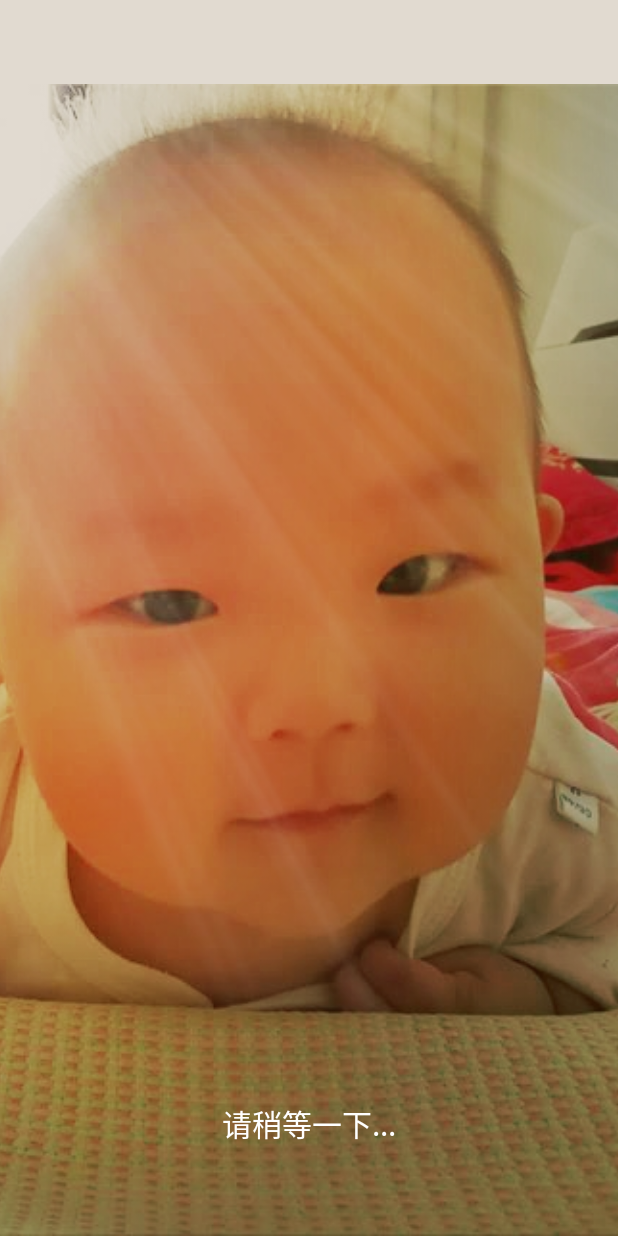
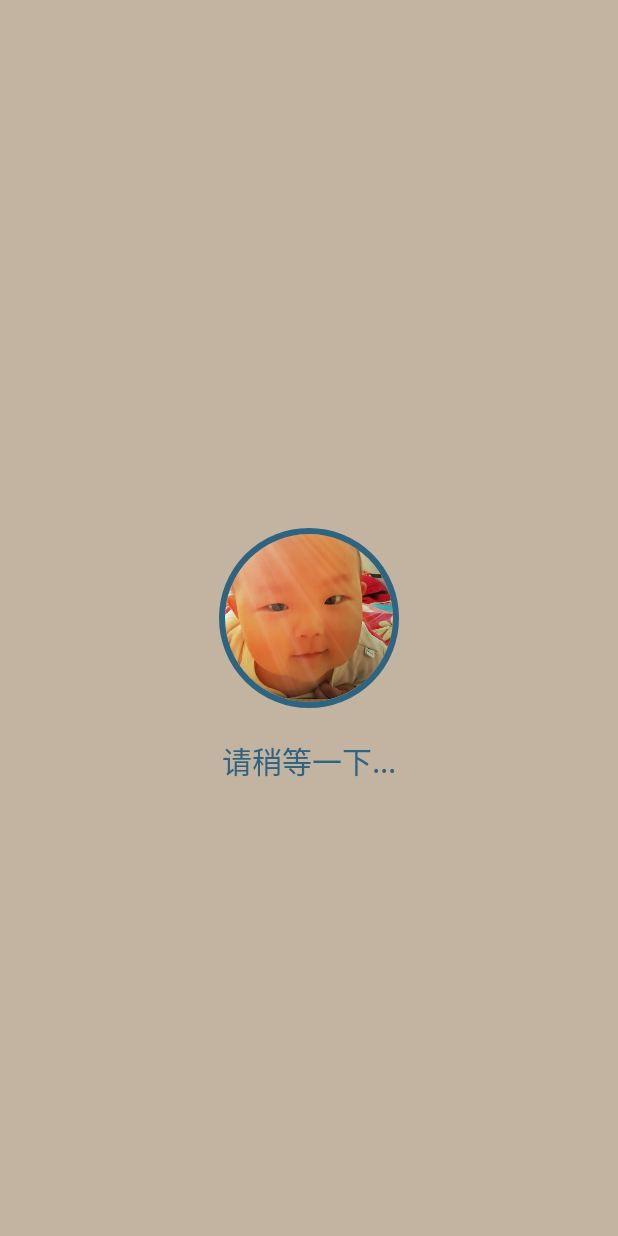
Before and after one commit to wujiankun/jweather, an Android app: the layout app_loading_layout.xml on its own in the app's theme, with its tools: preview values and no code run, on a phone screen of 412 x 824 dp. Run offline under Robolectric (Android 15) with nearby library versions, the phone set to English and light mode, and no system bars.

Commit message:
第二版的优化

```diff
--- /dev/null
+++ b/app/src/main/java/com/wjk/jweather/view/CircleImageView.java
@@ -0,0 +1,239 @@
+package com.wjk.jweather.view;
+
+import android.content.Context;
+import android.content.res.TypedArray;
+import android.graphics.Bitmap;
+import android.graphics.BitmapShader;
+import android.graphics.Canvas;
+import android.graphics.Color;
+import android.graphics.Matrix;
+import android.graphics.Paint;
+import android.graphics.RectF;
+import android.graphics.Shader;
+import android.graphics.drawable.BitmapDrawable;
+import android.graphics.drawable.ColorDrawable;
+import android.graphics.drawable.Drawable;
+import android.util.AttributeSet;
+import android.widget.ImageView;
+
+import com.wjk.jweather.R;
+
+/**
+ * Created by wujiankun on 2017/12/4.
+ * 圆形imageView
+ */
+
+public class CircleImageView extends ImageView {
+    private static final ImageView.ScaleType SCALE_TYPE = ScaleType.CENTER_CROP;
+
+    private static final Bitmap.Config BITMAP_CONFIG = Bitmap.Config.ARGB_8888;
+    private static final int COLORDRAWABLE_DIMENSION = 1;
+
+    private static final int DEFAULT_BORDER_WIDTH = 0;
+    private static final int DEFAULT_BORDER_COLOR = Color.BLACK;
+
+    private final RectF mDrawableRect = new RectF();
+    private final RectF mBorderRect = new RectF();
+
+    private final Matrix mShaderMatrix = new Matrix();
+    private final Paint mBitmapPaint = new Paint();
+    private final Paint mBorderPaint = new Paint();
+
+    private int mBorderColor = DEFAULT_BORDER_COLOR;
+    private int mBorderWidth = DEFAULT_BORDER_WIDTH;
+
+    private Bitmap mBitmap;
+    private BitmapShader mBitmapShader;
+    private int mBitmapWidth;
+    private int mBitmapHeight;
+
+    private float mDrawableRadius;
+    private float mBorderRadius;
+
+    private boolean mReady;
+    private boolean mSetupPending;
+
+    public CircleImageView(Context context) {
+        super(context);
+    }
+
+    public CircleImageView(Context context, AttributeSet attrs) {
+        this(context, attrs, 0);
+    }
+
+    public CircleImageView(Context context, AttributeSet attrs, int defStyle) {
+        super(context, attrs, defStyle);
+        super.setScaleType(SCALE_TYPE);
+
+        TypedArray a = context.obtainStyledAttributes(attrs, R.styleable.CircleImageView, defStyle, 0);
+
+        mBorderWidth = a.getDimensionPixelSize(R.styleable.CircleImageView_border_width, DEFAULT_BORDER_WIDTH);
+        mBorderColor = a.getColor(R.styleable.CircleImageView_border_color, DEFAULT_BORDER_COLOR);
+
+        a.recycle();
+
+        mReady = true;
+
+        if (mSetupPending) {
+            setup();
+            mSetupPending = false;
+        }
+    }
+
+    @Override
+    public ScaleType getScaleType() {
+        return SCALE_TYPE;
+    }
+
+    @Override
+    public void setScaleType(ScaleType scaleType) {
+        if (scaleType != SCALE_TYPE) {
+            throw new IllegalArgumentException(String.format("ScaleType %s not supported.", scaleType));
+        }
+    }
+
+    @Override
+    protected void onDraw(Canvas canvas) {
+        if (getDrawable() == null) {
+            return;
+        }
+
+        canvas.drawCircle(getWidth() / 2, getHeight() / 2, mDrawableRadius, mBitmapPaint);
+        canvas.drawCircle(getWidth() / 2, getHeight() / 2, mBorderRadius, mBorderPaint);
+    }
+
+    @Override
+    protected void onSizeChanged(int w, int h, int oldw, int oldh) {
+        super.onSizeChanged(w, h, oldw, oldh);
+        setup();
+    }
+
+    public int getBorderColor() {
+        return mBorderColor;
+    }
+
+    public void setBorderColor(int borderColor) {
+        if (borderColor == mBorderColor) {
+            return;
+        }
+
+        mBorderColor = borderColor;
+        mBorderPaint.setColor(mBorderColor);
+        invalidate();
+    }
+
+    public int getBorderWidth() {
+        return mBorderWidth;
+    }
+
+    public void setBorderWidth(int borderWidth) {
+        if (borderWidth == mBorderWidth) {
+            return;
+        }
+
+        mBorderWidth = borderWidth;
+        setup();
+    }
+
+    @Override
+    public void setImageBitmap(Bitmap bm) {
+        super.setImageBitmap(bm);
+        mBitmap = bm;
+        setup();
+    }
+
+    @Override
+    public void setImageDrawable(Drawable drawable) {
+        super.setImageDrawable(drawable);
+        mBitmap = getBitmapFromDrawable(drawable);
+        setup();
+    }
+
+    @Override
+    public void setImageResource(int resId) {
+        super.setImageResource(resId);
+        mBitmap = getBitmapFromDrawable(getDrawable());
+        setup();
+    }
+
+    private Bitmap getBitmapFromDrawable(Drawable drawable) {
+        if (drawable == null) {
+            return null;
+        }
+
+        if (drawable instanceof BitmapDrawable) {
+            return ((BitmapDrawable) drawable).getBitmap();
+        }
+
+        try {
+            Bitmap bitmap;
+
+            if (drawable instanceof ColorDrawable) {
+                bitmap = Bitmap.createBitmap(COLORDRAWABLE_DIMENSION, COLORDRAWABLE_DIMENSION, BITMAP_CONFIG);
+            } else {
+                bitmap = Bitmap.createBitmap(drawable.getIntrinsicWidth(), drawable.getIntrinsicHeight(), BITMAP_CONFIG);
+            }
+
+            Canvas canvas = new Canvas(bitmap);
+            drawable.setBounds(0, 0, canvas.getWidth(), canvas.getHeight());
+            drawable.draw(canvas);
+            return bitmap;
+        } catch (OutOfMemoryError e) {
+            return null;
+        }
+    }
+
+    private void setup() {
+        if (!mReady) {
+            mSetupPending = true;
+            return;
+        }
+
+        if (mBitmap == null) {
+            return;
+        }
+
+        mBitmapShader = new BitmapShader(mBitmap, Shader.TileMode.CLAMP, Shader.TileMode.CLAMP);
+
+        mBitmapPaint.setAntiAlias(true);
+        mBitmapPaint.setShader(mBitmapShader);
+
+        mBorderPaint.setStyle(Paint.Style.STROKE);
+        mBorderPaint.setAntiAlias(true);
+        mBorderPaint.setColor(mBorderColor);
+        mBorderPaint.setStrokeWidth(mBorderWidth);
+
+        mBitmapHeight = mBitmap.getHeight();
+        mBitmapWidth = mBitmap.getWidth();
+
+        mBorderRect.set(0, 0, getWidth(), getHeight());
+        mBorderRadius = Math.min((mBorderRect.height() - mBorderWidth) / 2, (mBorderRect.width() - mBorderWidth) / 2);
+
+        mDrawableRect.set(mBorderWidth, mBorderWidth, mBorderRect.width() - mBorderWidth, mBorderRect.height() - mBorderWidth);
+        mDrawableRadius = Math.min(mDrawableRect.height() / 2, mDrawableRect.width() / 2);
+
+        updateShaderMatrix();
+        invalidate();
+    }
+
+    private void updateShaderMatrix() {
+        float scale;
+        float dx = 0;
+        float dy = 0;
+
+        mShaderMatrix.set(null);
+
+        if (mBitmapWidth * mDrawableRect.height() > mDrawableRect.width() * mBitmapHeight) {
+            scale = mDrawableRect.height() / (float) mBitmapHeight;
+            dx = (mDrawableRect.width() - mBitmapWidth * scale) * 0.5f;
+        } else {
+            scale = mDrawableRect.width() / (float) mBitmapWidth;
+            dy = (mDrawableRect.height() - mBitmapHeight * scale) * 0.5f;
+        }
+
+        mShaderMatrix.setScale(scale, scale);
+        mShaderMatrix.postTranslate((int) (dx + 0.5f) + mBorderWidth, (int) (dy + 0.5f) + mBorderWidth);
+
+        mBitmapShader.setLocalMatrix(mShaderMatrix);
+    }
+}
--- a/app/src/main/java/com/wjk/jweather/view/LoadingView.java
+++ b/app/src/main/java/com/wjk/jweather/view/LoadingView.java
@@ -166,7 +166,7 @@ public class LoadingView extends RelativeLayout {
      * 隐藏
      */
     public void hide() {
-        setVisibility(GONE);
+        //setVisibility(GONE);
     }
 
     public void setNoDataHint(int resId) {
--- a/app/src/main/res/color/text_color_list_item.xml
+++ b/app/src/main/res/color/text_color_list_item.xml
@@ -1,5 +1,7 @@
 <?xml version="1.0" encoding="utf-8"?>
 <selector xmlns:android="http://schemas.android.com/apk/res/android">
+    <item android:state_selected="true" android:color="@color/colorAccent"/>
+    <item android:state_selected="false" android:color="@color/colorPrimary"/>
     <item android:state_pressed="false" android:color="@color/colorPrimary"/>
     <item android:state_pressed="true" android:color="@android:color/white"/>
 </selector>
--- a/app/src/main/res/layout/app_loading_layout.xml
+++ b/app/src/main/res/layout/app_loading_layout.xml
@@ -7,6 +7,7 @@
 
     <!-- 正在加载 -->
     <RelativeLayout
+        xmlns:app="http://schemas.android.com/apk/res-auto"
         android:id="@+id/loading_layout"
         android:layout_width="match_parent"
         android:layout_height="match_parent"
@@ -14,28 +15,31 @@
         android:orientation="vertical"
         android:visibility="visible">
 
-        <ImageView
-            android:layout_marginTop="?attr/actionBarSize"
-            android:scaleType="centerCrop"
-            android:src="@mipmap/bg_watting1"
-            android:layout_width="match_parent"
-            android:layout_height="match_parent" />
-
         <View
             android:background="@color/colorBgWaitting"
             android:layout_width="match_parent"
             android:layout_height="match_parent"
             />
 
+        <com.wjk.jweather.view.CircleImageView
+            android:id="@+id/cv_my_honey"
+            android:layout_centerInParent="true"
+            android:layout_width="120dp"
+            android:layout_height="120dp"
+            android:scaleType="centerCrop"
+            app:border_color="@color/colorAccent"
+            app:border_width="4dp"
+            android:src="@mipmap/bg_watting1" />
+
         <TextView
-            android:layout_marginBottom="60dp"
+            android:layout_marginTop="20dp"
+            android:layout_below="@id/cv_my_honey"
             android:layout_centerHorizontal="true"
-            android:layout_alignParentBottom="true"
             android:id="@+id/tv_loading"
             android:layout_width="wrap_content"
             android:layout_height="wrap_content"
             android:text="请稍等一下..."
-            android:textColor="@android:color/white"
+            android:textColor="@color/colorAccent"
             android:textSize="@dimen/common_text_size" />
     </RelativeLayout>
 
--- a/app/src/main/res/values/colors.xml
+++ b/app/src/main/res/values/colors.xml
@@ -4,5 +4,5 @@
     <color name="colorBgPrimary">#60000000</color>
     <color name="colorPrimaryDark">#222</color>
     <color name="colorAccent">#2E6480</color>
-    <color name="colorBgWaitting">#30613a09</color>
+    <color name="colorBgWaitting">#60613a09</color>
 </resources>
```
Also changed, not shown: app/src/main/java/com/wjk/jweather/weather/adapter/UsualCityAdapter.java (+9 -2 lines), app/src/main/java/com/wjk/jweather/weather/ui/WeatherActivity.java (+41 -32 lines), app/src/main/res/values/attrs.xml (added, +7 -0 lines).
